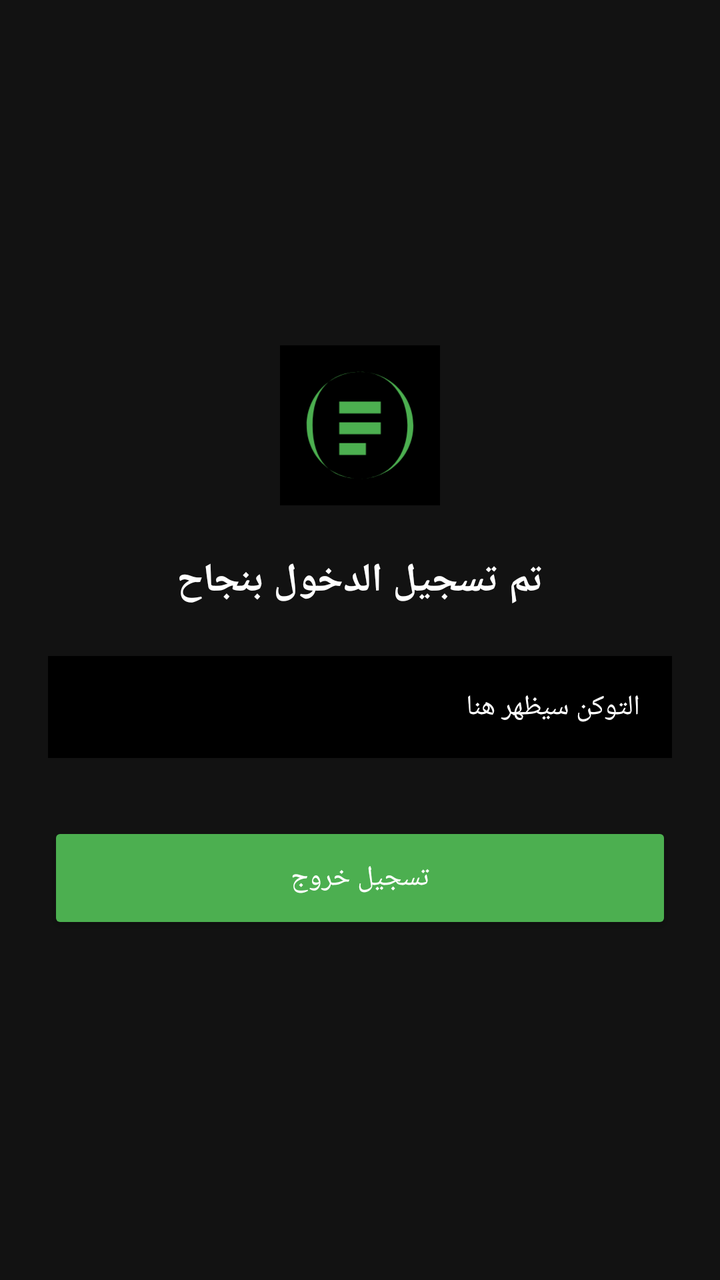
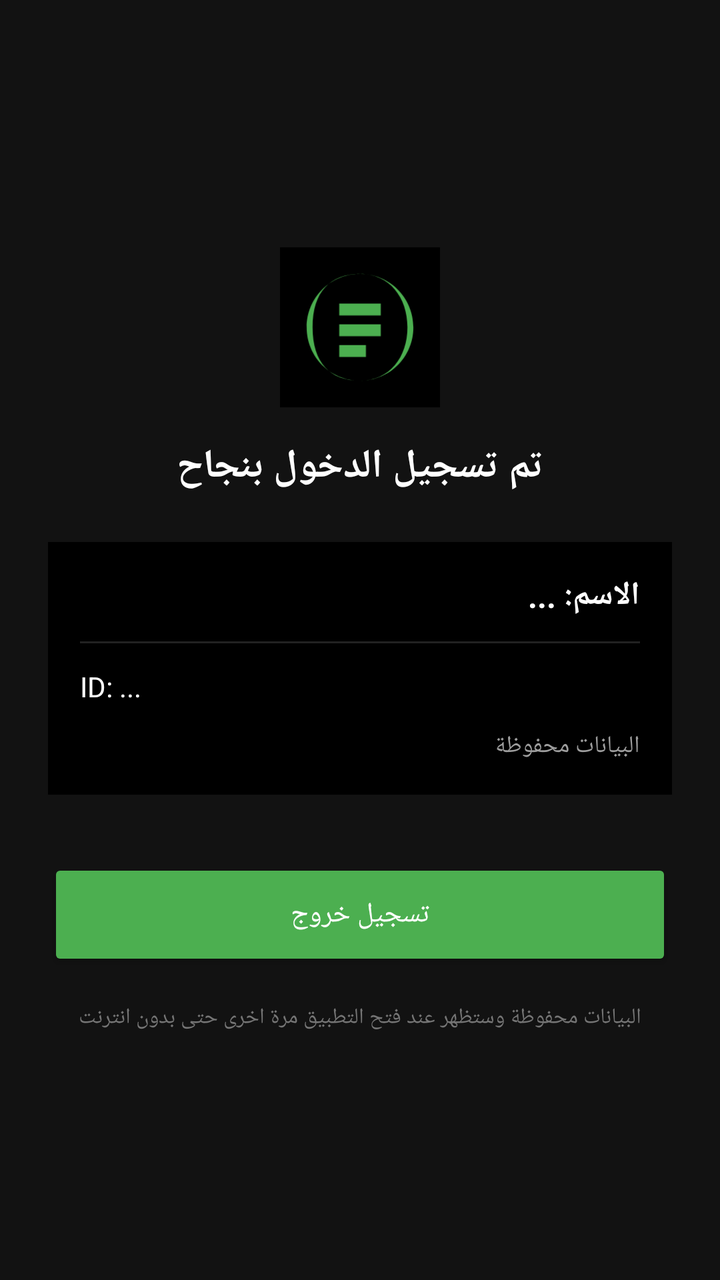

Before-and-after screenshots of an Android layout around one commit, followed by the original layout XML and the change that was made.
<!-- AndroidManifest.xml: application theme Theme.MediaNote -->
<!-- res/layout/activity_home.xml -->
<?xml version="1.0" encoding="utf-8"?>
<LinearLayout xmlns:android="http://schemas.android.com/apk/res/android"
    android:layout_width="match_parent"
    android:layout_height="match_parent"
    android:background="@color/background"
    android:gravity="center"
    android:orientation="vertical"
    android:padding="24dp">
    <ImageView
        android:layout_width="80dp"
        android:layout_height="80dp"
        android:layout_marginBottom="24dp"
        android:src="@drawable/logo" />
    <TextView
        android:layout_width="wrap_content"
        android:layout_height="wrap_content"
        android:text="تم تسجيل الدخول بنجاح"
        android:textColor="@color/text_white"
        android:textSize="20sp"
        android:textStyle="bold" />
    <TextView
        android:id="@+id/txtToken"
        android:layout_width="match_parent"
        android:layout_height="wrap_content"
        android:layout_marginTop="24dp"
        android:background="@color/primary"
        android:padding="16dp"
        android:text="التوكن سيظهر هنا"
        android:textColor="@color/text_white"
        android:textSize="14sp" />
    <Button
        android:id="@+id/btnLogout"
        android:layout_width="match_parent"
        android:layout_height="56dp"
        android:layout_marginTop="32dp"
        android:backgroundTint="@color/accent"
        android:text="تسجيل خروج"
        android:textColor="@color/white" />
</LinearLayout>
<!-- resources referenced by this layout -->
<resources>
  <color name="accent">#4CAF50</color>
  <color name="background">#121212</color>
  <color name="primary">#000000</color>
  <color name="text_white">#FFFFFF</color>
  <color name="white">#FFFFFF</color>
  <!-- drawable logo (drawable) -->
  <?xml version="1.0" encoding="utf-8"?>
  <vector xmlns:android="http://schemas.android.com/apk/res/android"
      android:width="108dp"
      android:height="108dp"
      android:viewportWidth="108"
      android:viewportHeight="108">
      <path android:fillColor="#000000" android:pathData="M0,0h108v108h-108z" />
      <path android:fillColor="#4CAF50" android:pathData="M54,18C34,18 18,34 18,54s16,36 36,36s36,-16 36,-36S74,18 54,18zM54,90C34,90 22,78 22,54S34,18 54,18s32,16 32,36S74,90 54,90z" />
      <path android:fillColor="#4CAF50" android:pathData="M68,38H40v8h28zM68,52H40v8h28zM58,66H40v8h18z" />
  </vector>
  <style name="Theme.MediaNote" parent="Theme.MaterialComponents.DayNight.NoActionBar">
          <item name="colorPrimary">@color/primary</item>
          <item name="colorPrimaryVariant">@color/primary</item>
          <item name="colorOnPrimary">@color/text_white</item>
          <item name="android:statusBarColor">@color/primary</item>
          <item name="android:windowBackground">@color/background</item>
          <item name="android:textColor">@color/text_white</item>
      </style>
</resources>

<!-- the commit's change to res/layout/activity_home.xml (unified diff, before → after) -->
@@ -9,8 +9,15 @@
     <ImageView
         android:layout_width="80dp"
         android:layout_height="80dp"
-        android:layout_marginBottom="24dp"
+        android:layout_marginBottom="16dp"
         android:src="@drawable/logo" />
+    <ProgressBar
+        android:id="@+id/progressBarHome"
+        android:layout_width="32dp"
+        android:layout_height="32dp"
+        android:layout_marginBottom="8dp"
+        android:indeterminateTint="@color/accent"
+        android:visibility="gone" />
     <TextView
         android:layout_width="wrap_content"
         android:layout_height="wrap_content"
@@ -18,16 +25,42 @@
         android:textColor="@color/text_white"
         android:textSize="20sp"
         android:textStyle="bold" />
-    <TextView
-        android:id="@+id/txtToken"
+    <LinearLayout
         android:layout_width="match_parent"
         android:layout_height="wrap_content"
         android:layout_marginTop="24dp"
         android:background="@color/primary"
-        android:padding="16dp"
-        android:text="التوكن سيظهر هنا"
-        android:textColor="@color/text_white"
-        android:textSize="14sp" />
+        android:orientation="vertical"
+        android:padding="16dp">
+        <TextView
+            android:id="@+id/txtName"
+            android:layout_width="match_parent"
+            android:layout_height="wrap_content"
+            android:text="الاسم: ..."
+            android:textColor="@color/text_white"
+            android:textSize="16sp"
+            android:textStyle="bold" />
+        <View
+            android:layout_width="match_parent"
+            android:layout_height="1dp"
+            android:layout_marginVertical="12dp"
+            android:background="#222222" />
+        <TextView
+            android:id="@+id/txtId"
+            android:layout_width="match_parent"
+            android:layout_height="wrap_content"
+            android:text="ID: ..."
+            android:textColor="@color/text_white"
+            android:textSize="14sp" />
+        <TextView
+            android:id="@+id/txtToken"
+            android:layout_width="match_parent"
+            android:layout_height="wrap_content"
+            android:layout_marginTop="12dp"
+            android:text="البيانات محفوظة"
+            android:textColor="#9E9E9E"
+            android:textSize="12sp" />
+    </LinearLayout>
     <Button
         android:id="@+id/btnLogout"
         android:layout_width="match_parent"
@@ -36,4 +69,12 @@
         android:backgroundTint="@color/accent"
         android:text="تسجيل خروج"
         android:textColor="@color/white" />
+    <TextView
+        android:layout_width="wrap_content"
+        android:layout_height="wrap_content"
+        android:layout_marginTop="16dp"
+        android:gravity="center"
+        android:text="البيانات محفوظة وستظهر عند فتح التطبيق مرة اخرى حتى بدون انترنت"
+        android:textColor="#757575"
+        android:textSize="11sp" />
 </LinearLayout>
